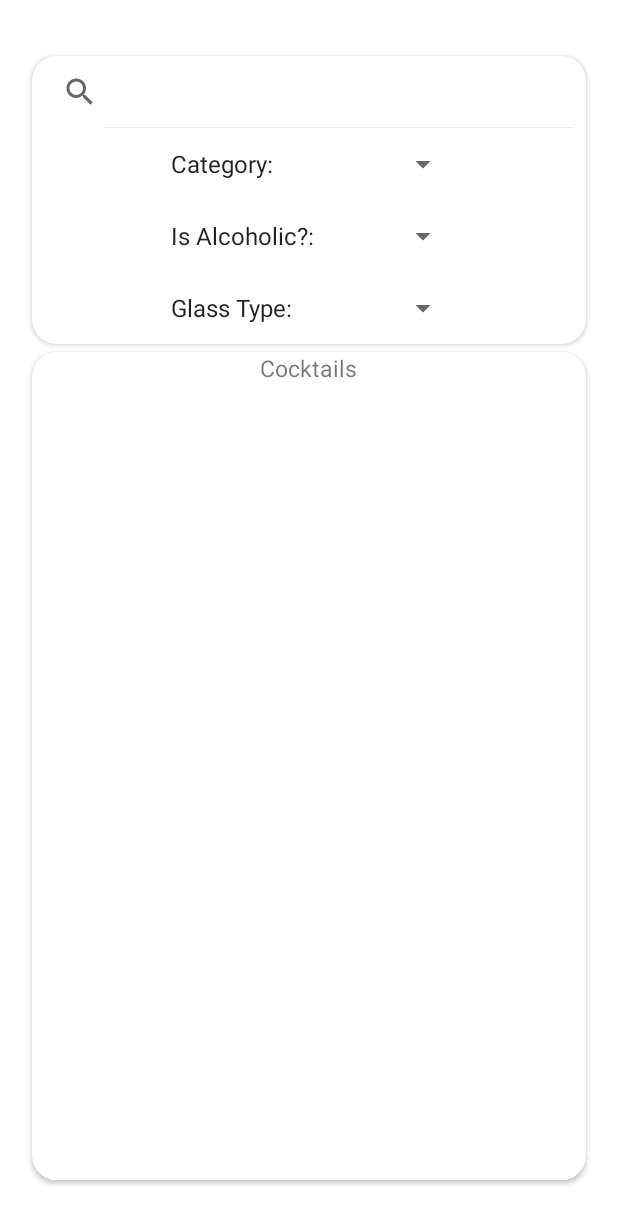
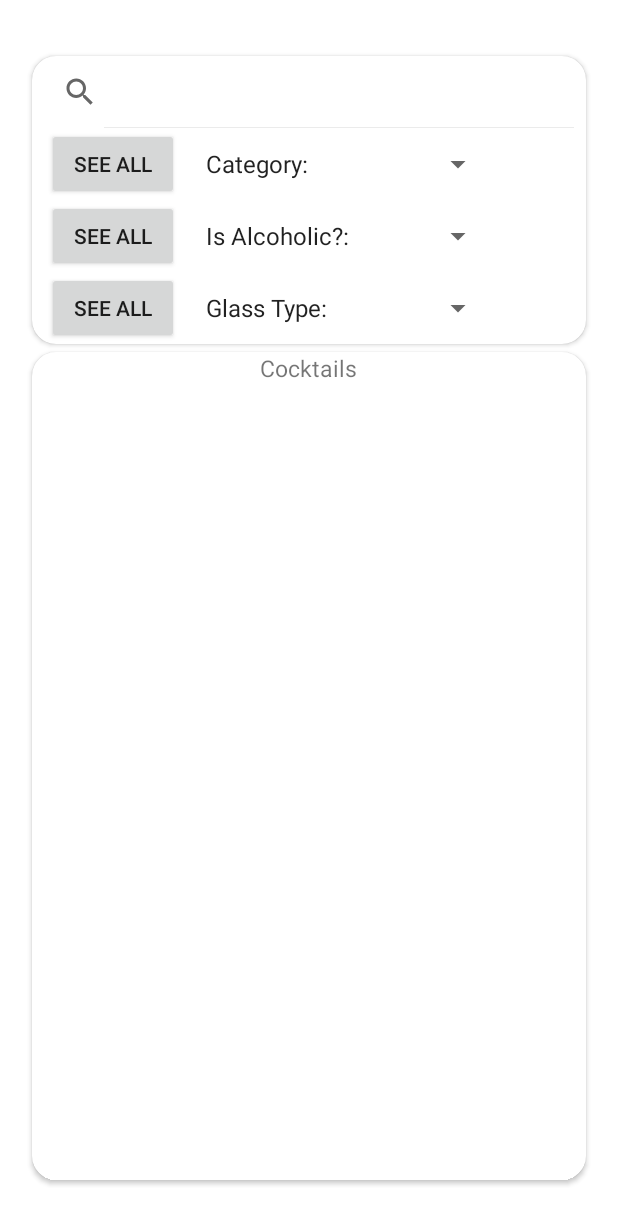
Before and after one commit to SaulBlanco1/CryptoData, an Android app: the screen it shows after launch (MainActivity), on a phone screen of 412 x 824 dp. Shown: the top 1224 px of the screen. Run offline under Robolectric (Android 15) with nearby library versions, the phone set to English and light mode, and no system bars; our stand-ins replace Dagger/Hilt's generated code; network calls fail; 1 statement that could not run was skipped.

Commit message:
Added Buttons "See all" // 3 nuevos filtros de búsqueda general

```diff
--- a/app/src/main/java/com/saulblanco/drinkdataapp/data/model/DrinkDetail.kt
+++ b/app/src/main/java/com/saulblanco/drinkdataapp/data/model/DrinkDetail.kt
@@ -6,7 +6,7 @@ data class DrinkDetailItem(
     @SerializedName("drinks") val drinkItemList: List<DrinkDetail>,
 
 )
-
+//Nullables porque en el filtrado solo recoge nombre e imagen de la llamada a la API
 data class DrinkDetail(
     @SerializedName("strDrink") val name : String,
     @SerializedName("strCategory") val category : String,
--- a/app/src/main/java/com/saulblanco/drinkdataapp/data/model/DrinkGeneral.kt
+++ b/app/src/main/java/com/saulblanco/drinkdataapp/data/model/DrinkGeneral.kt
@@ -10,7 +10,7 @@ data class Drink(
     @SerializedName("idDrink") val id: String,
     @SerializedName("strDrink") val name: String,
     @SerializedName("strDrinkThumb") val image:String,
-    @SerializedName("strAlcoholic") val alcoholic:String,
-    @SerializedName("strGlass") val tipoVaso:String,
-    @SerializedName("strCategory") val category:String
+    @SerializedName("strAlcoholic") val alcoholic:String?,
+    @SerializedName("strGlass") val tipoVaso:String?,
+    @SerializedName("strCategory") val category:String?
 )
--- a/app/src/main/java/com/saulblanco/drinkdataapp/data/model/network/DrinkApiClient.kt
+++ b/app/src/main/java/com/saulblanco/drinkdataapp/data/model/network/DrinkApiClient.kt
@@ -21,16 +21,13 @@ interface DrinkApiClient {
     @GET("lookup.php?")
     suspend fun getDrinkById(@Query("i") i : String): Response<DrinkDetailItem>
 
+    @GET("filter.php?")
+    suspend fun getDrinkListByCategory(@Query("c") c:String):Response<DrinkGeneral>
 
-//    //Recojo los datos filtrados por nombre
-//    @GET("/v1/cryptocurrency/listings/latest?CMC_PRO_API_KEY=72464817-3daf-4ed8-969e-7133c88a6827&sort=name")
-//    suspend fun getMarketDataListFilterbyName(): Response<List<CryptoListModel>>
-//
-//    //Recojo los datos filtrados por simbolo
-//    @GET("/v1/cryptocurrency/listings/latest?CMC_PRO_API_KEY=72464817-3daf-4ed8-969e-7133c88a6827&sort=symbol")
-//    suspend fun getMarketDataListFilterbySymbol(): Response<List<CryptoListModel>>
-//
-//    //Recojo los datos filtrados por fecha
-//    @GET("/v1/cryptocurrency/listings/latest?CMC_PRO_API_KEY=72464817-3daf-4ed8-969e-7133c88a6827&sort=date_added")
-//    suspend fun getMarketDataListFilterByDate(): Response<List<CryptoListModel>>
+    @GET("filter.php?")
+    suspend fun getDrinkListByAlcoholic(@Query("a") a:String):Response<DrinkGeneral>
+
+    @GET("filter.php?")
+    suspend fun getDrinkListByGlassType(@Query("g") g:String):Response<DrinkGeneral>
+
 }
--- /dev/null
+++ b/app/src/main/java/com/saulblanco/drinkdataapp/domain/GetDrinkListByAlcoholic.kt
@@ -0,0 +1,14 @@
+package com.saulblanco.drinkdataapp.domain
+
+import com.saulblanco.drinkdataapp.data.model.DrinkRepository
+import com.saulblanco.drinkdataapp.domain.model.DrinkGeneralDomain
+import javax.inject.Inject
+
+class GetDrinkListByAlcoholic @Inject constructor(
+    private val repository: DrinkRepository
+) {
+    suspend operator fun invoke(alcoholic: String): List<DrinkGeneralDomain> {
+        val resul = repository.getDrinkListByAlcoholic(alcoholic)
+        return resul
+    }
+}
--- /dev/null
+++ b/app/src/main/java/com/saulblanco/drinkdataapp/domain/GetDrinkListByCategory.kt
@@ -0,0 +1,16 @@
+package com.saulblanco.drinkdataapp.domain
+
+import com.saulblanco.drinkdataapp.data.model.DrinkRepository
+import com.saulblanco.drinkdataapp.domain.model.DrinkDetailDomain
+import com.saulblanco.drinkdataapp.domain.model.DrinkGeneralDomain
+import javax.inject.Inject
+
+class GetDrinkListByCategory  @Inject constructor(
+    private val repository: DrinkRepository
+) {
+    suspend operator fun invoke(category:String): List<DrinkGeneralDomain> {
+        val resul = repository.getDrinkListByCategory(category)
+        return resul
+    }
+
+}
--- /dev/null
+++ b/app/src/main/java/com/saulblanco/drinkdataapp/domain/GetDrinkListByGlassType.kt
@@ -0,0 +1,14 @@
+package com.saulblanco.drinkdataapp.domain
+
+import com.saulblanco.drinkdataapp.data.model.DrinkRepository
+import com.saulblanco.drinkdataapp.domain.model.DrinkGeneralDomain
+import javax.inject.Inject
+
+class GetDrinkListByGlassType @Inject constructor(
+    private val repository: DrinkRepository
+) {
+    suspend operator fun invoke(glassType: String): List<DrinkGeneralDomain> {
+        val resul = repository.getDrinkListByGlassType(glassType)
+        return resul
+    }
+}
--- a/app/src/main/java/com/saulblanco/drinkdataapp/domain/model/DrinkModel.kt
+++ b/app/src/main/java/com/saulblanco/drinkdataapp/domain/model/DrinkModel.kt
@@ -13,9 +13,9 @@ data class DrinkGeneralDomain(
     val id: String,
     val name: String,
     val image:String,
-    val alcoholic:String,
-    val tipoVaso:String,
-    val category:String
+    val alcoholic:String?,
+    val tipoVaso:String?,
+    val category:String?
 )
 
 fun Drink.toDomain()=DrinkGeneralDomain(id,name,image,alcoholic,tipoVaso, category)
--- a/app/src/main/java/com/saulblanco/drinkdataapp/ui/view/MainActivity.kt
+++ b/app/src/main/java/com/saulblanco/drinkdataapp/ui/view/MainActivity.kt
@@ -42,18 +42,13 @@ class MainActivity : AppCompatActivity() {
         drinkViewModel.onCreate()
 
 
-
-
-
-
         drinkViewModel.listDrink.observe(this, Observer { drinkList ->
-            adapter= DrinkAdapter(drinkList) { drinkId -> navigateToDetail(drinkId) }
+            adapter = DrinkAdapter(drinkList) { drinkId -> navigateToDetail(drinkId) }
             binding.rvDrinkData.setHasFixedSize(true)
             binding.rvDrinkData.layoutManager = LinearLayoutManager(binding.searchView.context)
-            binding.rvDrinkData.adapter=adapter
+            binding.rvDrinkData.adapter = adapter
 
         })
-
 
     }
 
@@ -98,7 +93,21 @@ class MainActivity : AppCompatActivity() {
             override fun onNothingSelected(p0: AdapterView<*>?) {}
         }
 
+        binding.btnCategoryAll.setOnClickListener {
+            if(!categorySelected.equals("Category:") && !categorySelected.equals("") )
+            drinkViewModel.searchDrinkListByCategory(categorySelected)
+        }
 
+        binding.btnAlcoholicAll.setOnClickListener {
+            if (!alcoholic.equals("Is Alcoholic?:") && !alcoholic.equals(""))
+                drinkViewModel.searchDrinkListByAlcoholic(alcoholic)
+        }
+
+        binding.btnGlassTypeAll.setOnClickListener {
+            if (!glassType.equals("Glass Type:") && !glassType.equals(""))
+                drinkViewModel.searchDrinkListByGlassType(glassType)
+
+        }
 
     }
 
--- a/app/src/main/res/layout/activity_main.xml
+++ b/app/src/main/res/layout/activity_main.xml
@@ -36,6 +36,17 @@
                 android:gravity="center"
                 android:orientation="vertical">
 
+                <LinearLayout
+                    android:layout_width="match_parent"
+                    android:layout_height="wrap_content"
+                    android:orientation="horizontal">
+
+                    <androidx.appcompat.widget.AppCompatButton
+                        android:id="@+id/btnCategoryAll"
+                        android:layout_width="wrap_content"
+                        android:layout_height="wrap_content"
+                        android:layout_marginHorizontal="10dp"
+                        android:text="See all" />
 
                     <Spinner
                         android:id="@+id/spCategories"
@@ -47,6 +58,21 @@
                         />
 
 
+                </LinearLayout>
+
+
+                <LinearLayout
+                    android:layout_width="match_parent"
+                    android:layout_height="wrap_content"
+                    android:orientation="horizontal">
+
+                    <androidx.appcompat.widget.AppCompatButton
+                        android:id="@+id/btnAlcoholicAll"
+                        android:layout_width="wrap_content"
+                        android:layout_height="wrap_content"
+                        android:layout_marginHorizontal="10dp"
+                        android:text="See all" />
+
                     <Spinner
                         android:id="@+id/spAlcoholic"
                         android:layout_width="200dp"
@@ -56,6 +82,19 @@
 
                         />
 
+                </LinearLayout>
+
+                <LinearLayout
+                    android:layout_width="match_parent"
+                    android:layout_height="wrap_content"
+                    android:orientation="horizontal">
+
+                    <androidx.appcompat.widget.AppCompatButton
+                        android:id="@+id/btnGlassTypeAll"
+                        android:layout_width="wrap_content"
+                        android:layout_height="wrap_content"
+                        android:layout_marginHorizontal="10dp"
+                        android:text="See all" />
 
                     <Spinner
                         android:id="@+id/spGlassType"
@@ -63,7 +102,7 @@
                         android:layout_height="48dp"
                         android:layout_gravity="center"
                         android:spinnerMode="dialog" />
-
+                </LinearLayout>
 
             </androidx.appcompat.widget.LinearLayoutCompat>
 
```
Also changed, not shown: app/src/main/java/com/saulblanco/drinkdataapp/data/model/DrinkRepository.kt (+15 -0 lines), app/src/main/java/com/saulblanco/drinkdataapp/data/model/network/DrinkService.kt (+22 -0 lines), app/src/main/java/com/saulblanco/drinkdataapp/ui/viewmodel/DrinkViewModel.kt (+23 -5 lines). Lines whose indentation alone changed are shown as unchanged.
